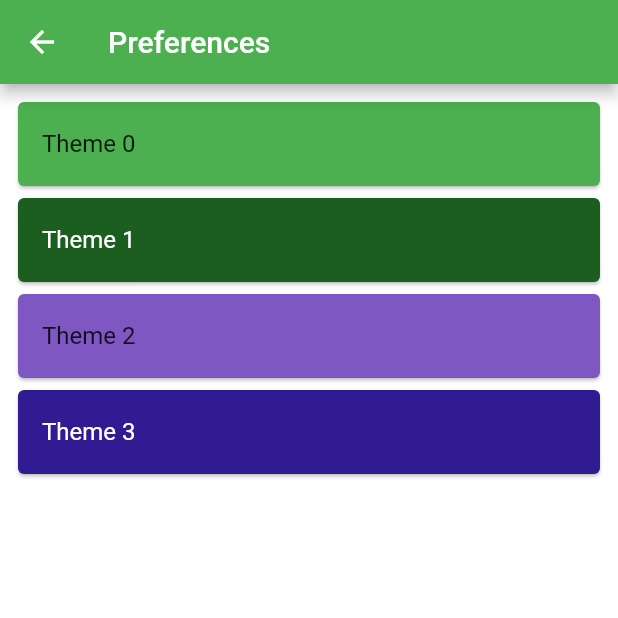
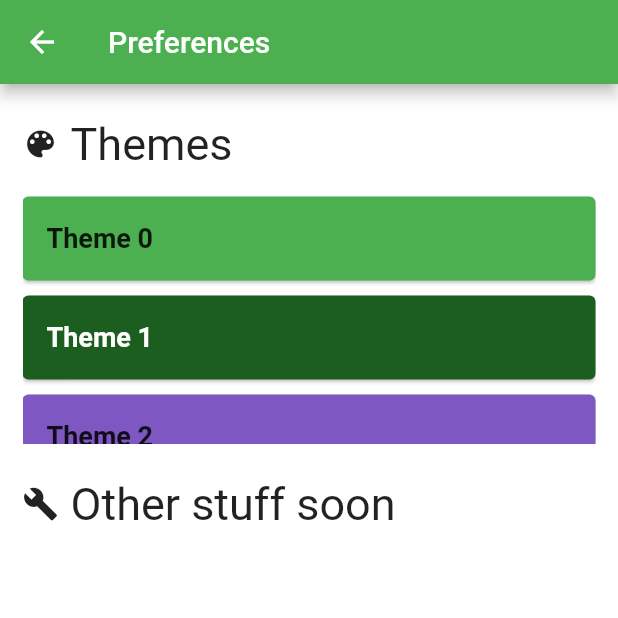
Before and after one commit to C-Mierez/GrimR, a Flutter app: the SettingsPage screen opened by its route, on a phone screen of 412 x 824 dp, the top half of it. Run offline on Flutter 3.47's test engine with Material 2 defaults, Android fonts, the light colour scheme and no system bars; our stand-ins replace bloc, built_collection, built_value, chopper, connectivity, dartz and 5 more; generated files the repository leaves out were written again.

Commit message:
Settings Page scaffolding. Entire app uses Theme Colours only now.

```diff
--- a/GrimR/lib/presentation/core/pages/settings_page.dart
+++ b/GrimR/lib/presentation/core/pages/settings_page.dart
@@ -18,15 +18,81 @@ class SettingsPage extends StatelessWidget {
   Widget build(BuildContext context) {
     return Scaffold(
       appBar: AppBar(
+        backgroundColor: Theme.of(context).primaryColor,
         title: const Text('Preferences'),
       ),
       body: AnimatedContainer(
-        // Using this allows the animation to happen.
-        // Having the default values, although correct, the animation does not
-        // happen when they are updated.
-        color: Theme.of(context).colorScheme.background,
+        //? Using this allows the animation to happen.
+        //? Having the default values, although correct, the animation does not
+        //? happen when they are updated.
+        color: Theme.of(context).backgroundColor,
         duration: const Duration(seconds: 1),
-        child: const _ThemesListView(),
+        padding: const EdgeInsets.symmetric(vertical: 20, horizontal: 15),
+        child: const _SettingsColumns(),
+      ),
+    );
+  }
+}
+
+class _SettingsColumns extends StatelessWidget {
+  const _SettingsColumns({
+    Key key,
+  }) : super(key: key);
+
+  @override
+  Widget build(BuildContext context) {
+    return Column(
+      crossAxisAlignment: CrossAxisAlignment.stretch,
+      children: <Widget>[
+        const _TitleWidget(
+          titleText: 'Themes',
+          icon: Icons.color_lens,
+        ),
+        const Divider(
+          height: 10,
+          color: Colors.transparent,
+        ),
+        const _ThemesListView(),
+        const Divider(
+          height: 20,
+          color: Colors.transparent,
+        ),
+        const _TitleWidget(
+          titleText: 'Other stuff soon',
+          icon: Icons.build,
+        ),
+      ],
+    );
+  }
+}
+
+class _TitleWidget extends StatelessWidget {
+  final String titleText;
+  final IconData icon;
+
+  const _TitleWidget({
+    Key key,
+    this.titleText,
+    this.icon,
+  }) : super(key: key);
+
+  @override
+  Widget build(BuildContext context) {
+    return Container(
+      height: 40,
+      width: double.infinity,
+      alignment: Alignment.centerLeft,
+      child: Row(
+        children: [
+          Container(
+            margin: const EdgeInsets.only(right: 8),
+            child: Icon(icon),
+          ),
+          Text(
+            titleText,
+            style: const TextStyle(fontSize: 30),
+          ),
+        ],
       ),
     );
   }
@@ -39,32 +105,42 @@ class _ThemesListView extends StatelessWidget {
 
   @override
   Widget build(BuildContext context) {
-    return ListView.builder(
-      padding: const EdgeInsets.all(8),
-      // We want to show an option for each value in the enum
-      // aka for each theme defined in the app.
+    return Container(
+      padding: EdgeInsets.zero,
+      height: 170,
+      child: ListView.builder(
+        //padding: const EdgeInsets.all(8.0),
+        //? We want to show an option for each value in the enum
+        //? aka for each theme defined in the app.
         itemCount: AppTheme.values.length,
         itemBuilder: (context, index) {
           final AppTheme itemAppTheme = AppTheme.values[index];
-        final ColorScheme colorScheme = appThemeData[itemAppTheme].colorScheme;
-        final Color themePrimaryColor =
-            colorScheme.brightness == Brightness.light
-                ? colorScheme.primary
-                : colorScheme.surface;
+          final themePrimaryColor = appThemeData[itemAppTheme].primaryColor;
           return Card(
+            //margin: EdgeInsets.zero,
+            margin: const EdgeInsets.symmetric(vertical: 5),
             color: themePrimaryColor,
             child: ListTile(
               title: Text(
                 'Theme $index',
-              style: appThemeData[itemAppTheme].textTheme.bodyText1,
+                //textAlign: TextAlign.center,
+                //? In order to follow the properties of wether a dark or light theme
+                //? is being used, using the copyWith() method is much better
+                style: appThemeData[itemAppTheme].textTheme.bodyText1.copyWith(
+                      fontSize: 18,
+                      fontWeight: FontWeight.bold,
+                    ),
               ),
               onTap: () {
                 BlocProvider.of<ThemesBloc>(context)
                     .add(ThemesEvent.changed(theme: itemAppTheme));
               },
+              //? Another way to change the spacing between the elements
+              visualDensity: VisualDensity.standard,
             ),
           );
         },
+      ),
     );
   }
 }
--- a/GrimR/lib/presentation/custom_animations/pages/refactored_animation_page.dart
+++ b/GrimR/lib/presentation/custom_animations/pages/refactored_animation_page.dart
@@ -53,7 +53,6 @@ class _RefactoredAnimationPageState extends State<RefactoredAnimationPage>
       appBar: AppBar(
         title: const Text('Refactored Animation Page'),
       ),
-      backgroundColor: Colors.deepPurple[700],
       body: RotatingTransition(
         angleAnimation: animation,
         child: ElegantLogoImage(),
--- a/GrimR/lib/presentation/custom_transitions/pages/custom_second_page.dart
+++ b/GrimR/lib/presentation/custom_transitions/pages/custom_second_page.dart
@@ -12,7 +12,7 @@ class CustomSecond_Page extends StatelessWidget {
               initialOffsetX: 1,
               intervalStart: 0,
               intervalEnd: 0.5,
-              color: Colors.deepPurple[700],
+              color: Theme.of(context).accentColor,
             ),
           ),
           Expanded(
@@ -20,7 +20,7 @@ class CustomSecond_Page extends StatelessWidget {
               initialOffsetX: -1,
               intervalStart: 0.5,
               intervalEnd: 1,
-              color: Colors.deepPurple[200],
+              color: Theme.of(context).primaryColor,
             ),
           ),
         ],
```
Also changed, not shown: GrimR/lib/presentation/custom_transitions/pages/custom_first_page.dart (+8 -6 lines). Lines whose indentation alone changed are shown as unchanged.
